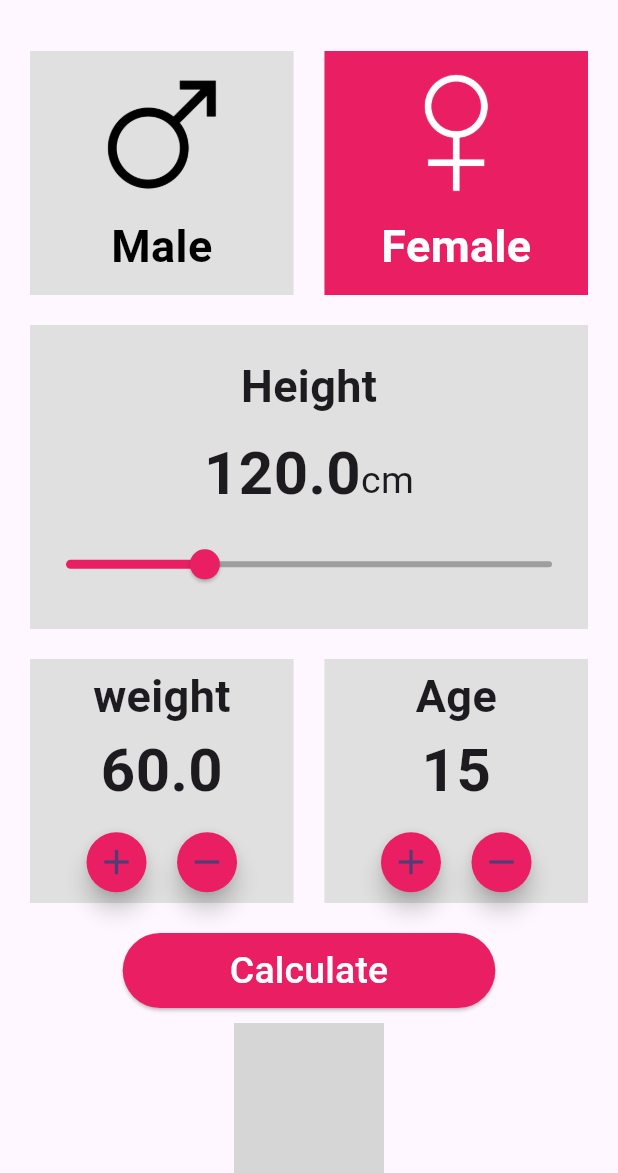
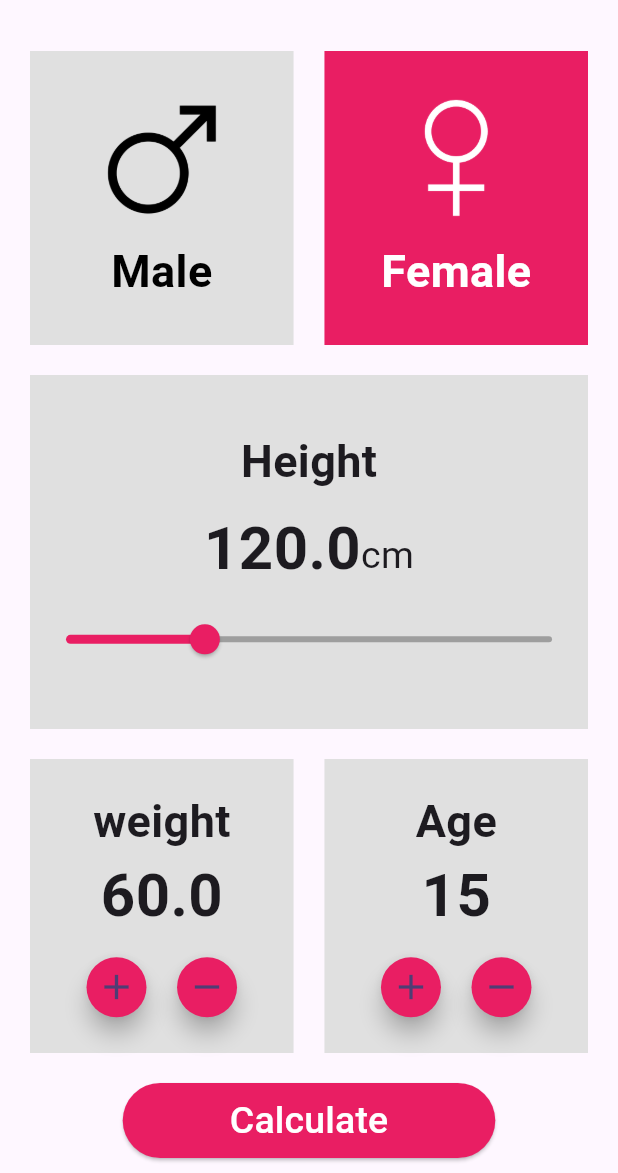
Before and after one commit to Rehab-Hamdi/bmi_calculator, a Flutter app: the screen it shows after launch, on a phone screen of 412 x 824 dp, the part 63-1236 px from its top. Run offline on Flutter 3.47's test engine with Material 3 defaults, Android fonts, the phone set to English and light mode, and no system bars; grey boxes are pictures that could not be loaded.

Commit message:
remove unnecessary code

```diff
--- a/lib/ui/home_screen.dart
+++ b/lib/ui/home_screen.dart
@@ -363,18 +363,6 @@ class _HomeScreenState extends State<HomeScreen> {
               ),
             ),
           ),
-
-          //Put Image in Column
-          Column(
-            crossAxisAlignment: CrossAxisAlignment.start,
-            children: [
-              Image(
-                image: AssetImage('path'),
-                width: 100,
-                height: 100,
-              ),
-            ],
-          )
         ],
       ),
     );
```
